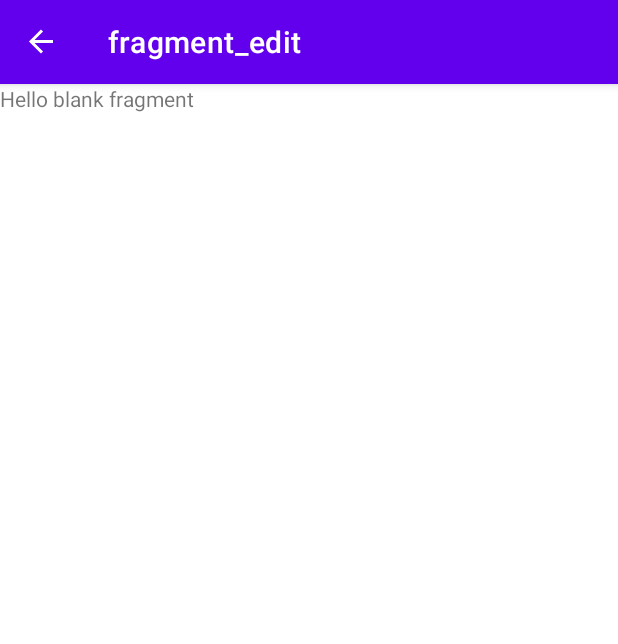
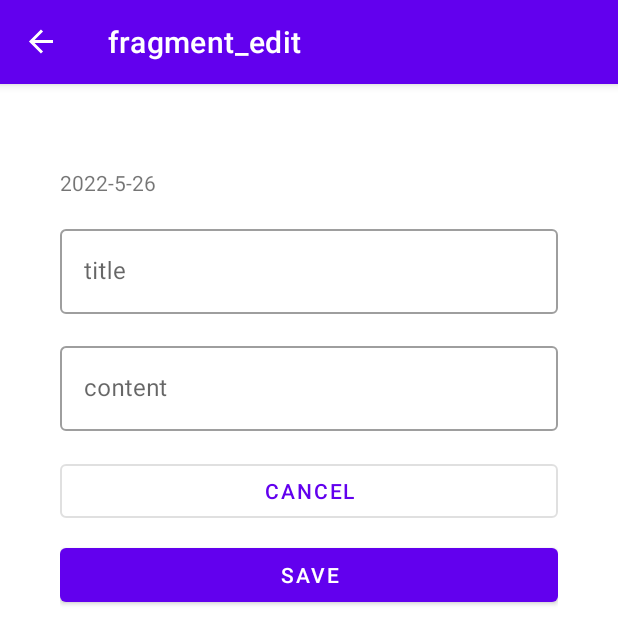
Before and after one commit to EmilyCh0/Project-Note, an Android app: the screen it shows after launch (MainActivity), after a tap on an icon or button, on a phone screen of 412 x 824 dp. Shown: the top 644 px of the screen. Run offline under Robolectric (Android 15) with nearby library versions, the phone set to English and light mode, and no system bars; our stand-ins replace data binding, navigation-ui, paging.

Commit message:
create and save new note

```diff
--- a/Client/app/build.gradle
+++ b/Client/app/build.gradle
@@ -59,5 +59,7 @@ dependencies {
     implementation "org.jetbrains.kotlinx:kotlinx-coroutines-core:1.4.2"
     // Android Jetpack Paging 3.0
     implementation "androidx.paging:paging-runtime:3.1.1"
+    // Material design
+    implementation "com.google.android.material:material:1.6.1"
 
 }
--- a/Client/app/src/main/java/com/example/note/EditFragment.kt
+++ b/Client/app/src/main/java/com/example/note/EditFragment.kt
@@ -1,11 +1,16 @@
 package com.example.note
 
+import android.app.DatePickerDialog
 import android.os.Bundle
 import androidx.fragment.app.Fragment
 import android.view.LayoutInflater
 import android.view.View
 import android.view.ViewGroup
+import androidx.navigation.fragment.findNavController
+import com.example.note.data.Note
 import com.example.note.databinding.FragmentEditBinding
+import kotlinx.coroutines.*
+import java.util.*
 
 
 class EditFragment : Fragment() {
@@ -31,7 +36,40 @@ class EditFragment : Fragment() {
         super.onViewCreated(view, savedInstanceState)
 
         binding.editFragment = this
+        retrofitService = RetrofitService.getInstance()
+
+        val cal = Calendar.getInstance()
+        val year = cal.get(Calendar.YEAR)
+        val month = cal.get(Calendar.MONTH)
+        val day = cal.get(Calendar.DAY_OF_MONTH)
+        binding.timestampTv.text = ""+year+"-"+month+"-"+day
+
+        binding.timestampTv.setOnClickListener {
+            val datePickerDialog = DatePickerDialog(requireContext(), DatePickerDialog.OnDateSetListener { view, myear, mmonth, mdayOfMonth ->
+                binding.timestampTv.setText(""+myear+"-"+mmonth+"-"+mdayOfMonth)
+            }, year, month, day)
+            datePickerDialog.show()
+        }
+
+        binding.cancelBtn.setOnClickListener {
+            goToMainFragment()
+        }
+
+        binding.saveBtn.setOnClickListener {
+            val t: String = binding.titleEt.text.toString()
+            val c: String = binding.contentEt.text.toString()
+            val newNote = Note(title = t, content = c)
+            CoroutineScope(Dispatchers.Main).launch {
+                retrofitService.insertNote(newNote)
+            }
+
+            goToMainFragment()
+        }
+
+    }
 
 
+    private fun goToMainFragment(){
+        findNavController().navigate(R.id.action_editFragment_to_mainFragment)
     }
 }
--- a/Client/app/src/main/java/com/example/note/RetrofitService.kt
+++ b/Client/app/src/main/java/com/example/note/RetrofitService.kt
@@ -9,17 +9,17 @@ import retrofit2.http.*
 
 interface RetrofitService {
 
-    @GET("list")
+    @GET("note/list")
     suspend fun getNotes(@Query("page") page: Int): List<Note>
 
-    @GET("list/options")
+    @GET("note/list/options")
     suspend fun getNotesByRange(
         @Query("page") page: Int,
         @Query("start") start: String,
         @Query("end") end: String
     ): List<Note>
 
-    @POST()
+    @POST("note")
     suspend fun insertNote(@Body note: Note)
 
     companion object {
@@ -27,7 +27,7 @@ interface RetrofitService {
         fun getInstance() : RetrofitService{
             if(retrofitService == null){
                 val retrofit = Retrofit.Builder()
-                    .baseUrl("http://192.168.0.6:3000/note/")
+                    .baseUrl("http://192.168.0.6:3000/")
                     .addConverterFactory(GsonConverterFactory.create())
                     .build()
                 retrofitService = retrofit.create(RetrofitService::class.java)
--- a/Client/app/src/main/java/com/example/note/data/Note.kt
+++ b/Client/app/src/main/java/com/example/note/data/Note.kt
@@ -3,9 +3,9 @@ package com.example.note.data
 import com.google.gson.annotations.SerializedName
 
 data class Note(
-    @SerializedName("_id") val id: String?,
-    val timestamp: String?,
-    val title: String?,
-    val content: String?,
+    @SerializedName("_id") val id: String? = null,
+    val timestamp: String? = null,
+    val title: String? = null,
+    val content: String? = null,
     val fav: Boolean = false
 )
--- a/Client/app/src/main/res/layout/fragment_edit.xml
+++ b/Client/app/src/main/res/layout/fragment_edit.xml
@@ -9,10 +9,68 @@
             type="com.example.note.EditFragment" />
     </data>
 
-    <!-- TODO: Update blank fragment layout -->
-    <TextView
+    <RelativeLayout
         android:layout_width="match_parent"
-        android:layout_height="match_parent"
-        android:text="@string/hello_blank_fragment" />
+        android:layout_height="match_parent">
+        <RelativeLayout
+            android:layout_width="match_parent"
+            android:layout_height="match_parent"
+            android:layout_margin="24dp"
+            android:background="#00F3F3F3"
+            android:padding="16dp">
+            <TextView
+                android:id="@+id/timestamp_tv"
+                android:layout_width="match_parent"
+                android:layout_height="wrap_content"
+                android:paddingVertical="16dp"
+                android:layout_alignParentTop="true"
+                android:text="2022-01-01"/>
+
+
+            <com.google.android.material.textfield.TextInputLayout
+                android:id="@+id/title_til"
+                android:layout_width="match_parent"
+                android:layout_height="wrap_content"
+                android:layout_below="@id/timestamp_tv"
+                android:hint="title"
+                style="@style/Widget.MaterialComponents.TextInputLayout.OutlinedBox">
+                <com.google.android.material.textfield.TextInputEditText
+                    android:id="@+id/title_et"
+                    android:layout_width="match_parent"
+                    android:layout_height="wrap_content"/>
+            </com.google.android.material.textfield.TextInputLayout>
+
+            <com.google.android.material.textfield.TextInputLayout
+                android:id="@+id/content_til"
+                android:layout_width="match_parent"
+                android:layout_height="wrap_content"
+                android:layout_below="@+id/title_til"
+                android:layout_marginTop="16dp"
+                android:hint="content"
+                style="@style/Widget.MaterialComponents.TextInputLayout.OutlinedBox">
+                <com.google.android.material.textfield.TextInputEditText
+                    android:id="@+id/content_et"
+                    android:layout_width="match_parent"
+                    android:layout_height="wrap_content"/>
+            </com.google.android.material.textfield.TextInputLayout>
+
+            <Button
+                android:id="@+id/cancel_btn"
+                android:layout_width="match_parent"
+                android:layout_height="wrap_content"
+                android:layout_below="@id/content_til"
+                android:layout_marginTop="16dp"
+                style="@style/Widget.MaterialComponents.Button.OutlinedButton"
+                android:text="cancel"/>
+            <Button
+                android:id="@+id/save_btn"
+                android:layout_width="match_parent"
+                android:layout_height="wrap_content"
+                android:layout_below="@+id/cancel_btn"
+                android:layout_marginTop="8dp"
+                android:text="save"/>
+
+        </RelativeLayout>
+    </RelativeLayout>
 
 </layout>
--- a/Client/app/src/main/res/navigation/nav_graph.xml
+++ b/Client/app/src/main/res/navigation/nav_graph.xml
@@ -18,5 +18,11 @@
         android:id="@+id/editFragment"
         android:name="com.example.note.EditFragment"
         android:label="fragment_edit"
-        tools:layout="@layout/fragment_edit" />
+        tools:layout="@layout/fragment_edit" >
+        <action
+            android:id="@+id/action_editFragment_to_mainFragment"
+            app:destination="@id/mainFragment"
+            app:popUpTo="@id/mainFragment"
+            app:popUpToInclusive="true" />
+    </fragment>
 </navigation>
```
